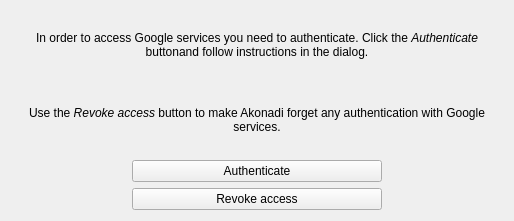
This is contacts/settingsdialog.ui in KDE/libkgapi as Qt 5 draws it before an edit. The edited form follows.
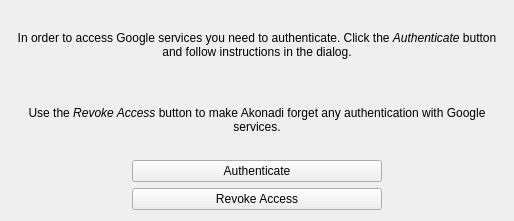
This is the edited form.

```diff
--- a/contacts/settingsdialog.ui
+++ b/contacts/settingsdialog.ui
@@ -17,11 +17,7 @@
    <item>
     <widget class="QLabel" name="authenticateLabel">
      <property name="text">
-      <string>&lt;!DOCTYPE HTML PUBLIC &quot;-//W3C//DTD HTML 4.0//EN&quot; &quot;http://www.w3.org/TR/REC-html40/strict.dtd&quot;&gt;
-&lt;html&gt;&lt;head&gt;&lt;meta name=&quot;qrichtext&quot; content=&quot;1&quot; /&gt;&lt;style type=&quot;text/css&quot;&gt;
-p, li { white-space: pre-wrap; }
-&lt;/style&gt;&lt;/head&gt;&lt;body style=&quot; font-family:'Ubuntu'; font-size:9pt; font-weight:400; font-style:normal;&quot;&gt;
-&lt;p style=&quot; margin-top:0px; margin-bottom:0px; margin-left:0px; margin-right:0px; -qt-block-indent:0; text-indent:0px;&quot;&gt;In order to access Google services you need to authenticate. Click the &lt;span style=&quot; font-style:italic;&quot;&gt;Authenticate&lt;/span&gt; buttonand follow instructions in the dialog.&lt;/p&gt;&lt;/body&gt;&lt;/html&gt;</string>
+      <string>&lt;html&gt;&lt;body&gt;&lt;p&gt;In order to access Google services you need to authenticate. Click the &lt;i&gt;Authenticate&lt;/i&gt; button and follow instructions in the dialog.&lt;/p&gt;&lt;/body&gt;&lt;/html&gt;</string>
      </property>
      <property name="alignment">
       <set>Qt::AlignCenter</set>
@@ -34,11 +30,7 @@
    <item>
     <widget class="QLabel" name="revokeAccessLabel">
      <property name="text">
-      <string>&lt;!DOCTYPE HTML PUBLIC &quot;-//W3C//DTD HTML 4.0//EN&quot; &quot;http://www.w3.org/TR/REC-html40/strict.dtd&quot;&gt;
-&lt;html&gt;&lt;head&gt;&lt;meta name=&quot;qrichtext&quot; content=&quot;1&quot; /&gt;&lt;style type=&quot;text/css&quot;&gt;
-p, li { white-space: pre-wrap; }
-&lt;/style&gt;&lt;/head&gt;&lt;body style=&quot; font-family:'Ubuntu'; font-size:9pt; font-weight:400; font-style:normal;&quot;&gt;
-&lt;p style=&quot; margin-top:0px; margin-bottom:0px; margin-left:0px; margin-right:0px; -qt-block-indent:0; text-indent:0px;&quot;&gt;Use the &lt;span style=&quot; font-style:italic;&quot;&gt;Revoke access&lt;/span&gt; button to make Akonadi forget any authentication with Google services.&lt;/p&gt;&lt;/body&gt;&lt;/html&gt;</string>
+      <string>&lt;html&gt;&lt;body&gt;&lt;p&gt;Use the &lt;i&gt;Revoke Access&lt;/i&gt; button to make Akonadi forget any authentication with Google services.&lt;/p&gt;&lt;/body&gt;&lt;/html&gt;</string>
      </property>
      <property name="alignment">
       <set>Qt::AlignCenter</set>
@@ -115,7 +107,7 @@
         </size>
        </property>
        <property name="text">
-        <string>Revoke access</string>
+        <string>Revoke Access</string>
        </property>
       </widget>
      </item>
```
Left out of the diff: 3 changed lines with no effect on the pictures.
